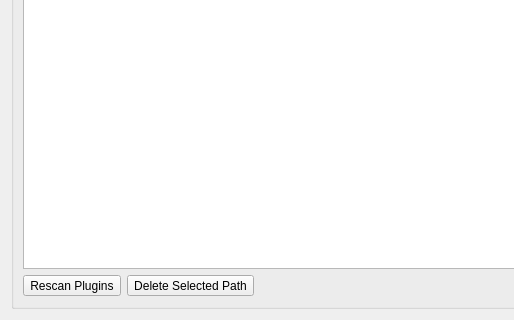
Before: the Qt Designer form Qt/qt4_vst_paths_widget.ui in kmatheussen/radium, drawn with Qt 5; both pictures show x 0 to 514 and y 255 to 575 of the 1090 by 575 pixel window.
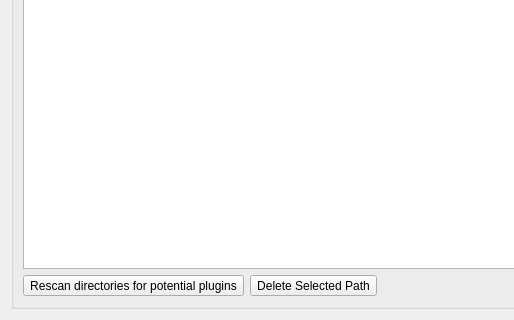
After: the same form once the commit is applied.

Commit message: Store on disk the result of scanning a plugin, plus store a blacklist of plugins that crash when scanned

What changed in the file:
```diff
--- a/Qt/qt4_vst_paths_widget.ui
+++ b/Qt/qt4_vst_paths_widget.ui
@@ -131,7 +131,7 @@
         <item>
          <widget class="QToolButton" name="rescan_button">
           <property name="text">
-           <string>Rescan Plugins</string>
+           <string>Rescan directories for potential plugins</string>
           </property>
          </widget>
         </item>
```
The commit also changes 16 other files.
